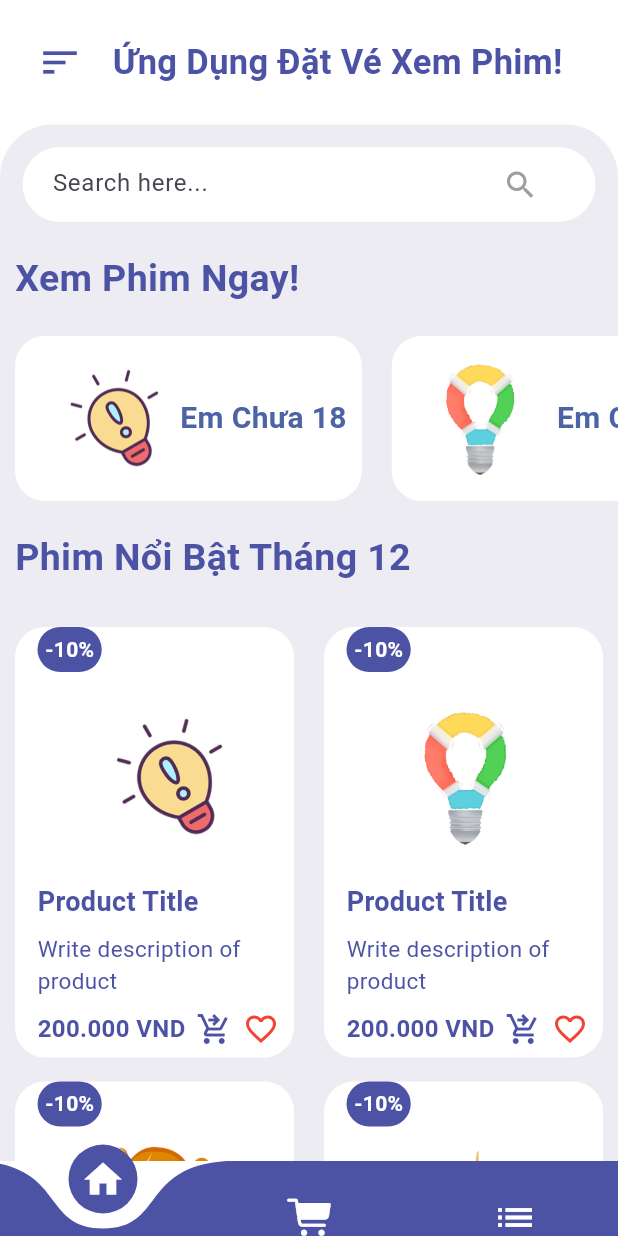
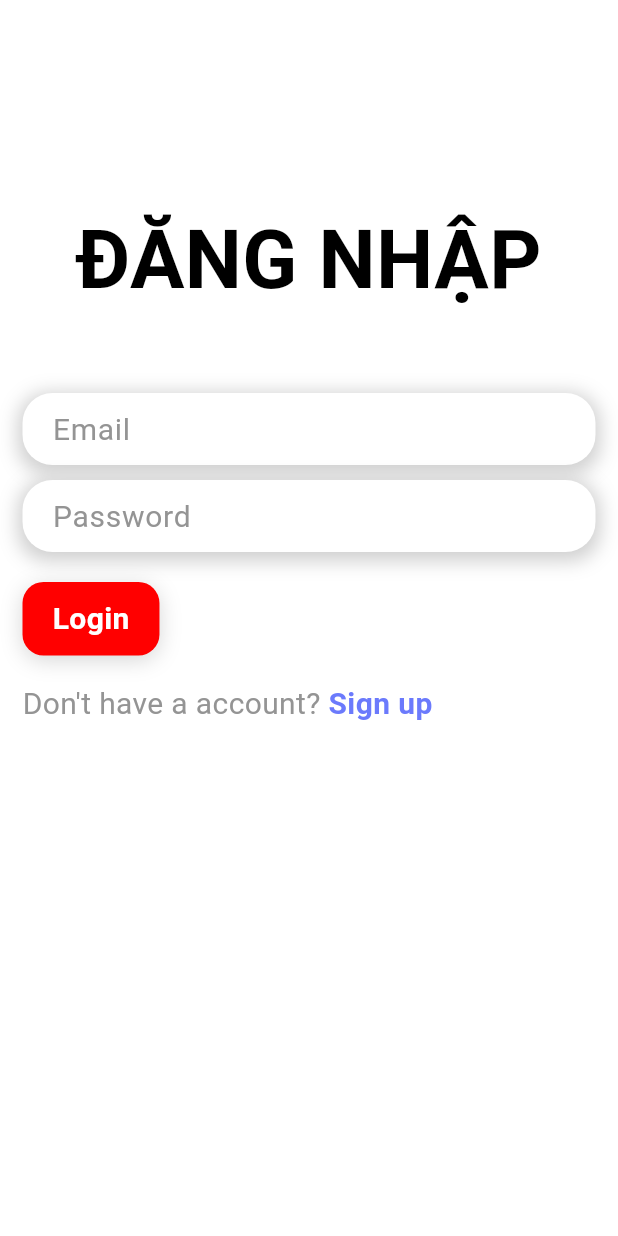
Before and after one commit to PhatDuc1/dackmobile, a Flutter app: the screen it shows after launch, on a phone screen of 412 x 824 dp. Run offline on Flutter 3.47's test engine with Material 3 defaults, Android fonts, the phone set to English and light mode, and no system bars; drawn by our look-alikes of curved_navigation_bar; our stand-ins replace flutter_rating_bar, get; missing offline and left inert: clippy_flutter; Roboto replaces fonts that are missing (Poppins).

Commit message:
Them dnhap dki

```diff
--- a/analysis_options.yaml
+++ b/analysis_options.yaml
@@ -10,6 +10,7 @@
 analyzer:
   errors:
     prefer_const_constructors: ignore
+    prefer_typing_uninitialized_variables: ignore
 include: package:flutter_lints/flutter.yaml
 
 linter:
--- a/lib/main.dart
+++ b/lib/main.dart
@@ -1,24 +1,29 @@
 import 'package:dack_mobile/pages/Homepage.dart';
 import 'package:dack_mobile/pages/ItemPage.dart';
+import 'package:dack_mobile/routes.dart';
+import 'package:dack_mobile/screens/auth/login_screen.dart';
 import 'package:flutter/material.dart';
+import 'package:get/get_navigation/src/root/get_material_app.dart';
 
 void main() => runApp(MyApp());
 
 class MyApp extends StatelessWidget {
-  const MyApp({super.key});
+  const MyApp({Key? key}) : super(key: key);
 
   @override
   Widget build(BuildContext context) {
-    return MaterialApp(
+    return GetMaterialApp(
       debugShowCheckedModeBanner: false,
       theme: ThemeData(
         scaffoldBackgroundColor: Colors.white,
+        fontFamily: "Poppins",
       ),
       routes: {
-        "/": (context) => HomePage(),
 
         "itemPage": (context) => ItemPage(),
       },
+      initialRoute: GetRoutes.login,
+      getPages: GetRoutes.routes,
     );
   }
 }
--- a/lib/pages/HomePage.dart
+++ b/lib/pages/HomePage.dart
@@ -44,7 +44,7 @@ class HomePage extends StatelessWidget {
                         child: TextFormField(
                           decoration: InputDecoration(
                             border: InputBorder.none,
-                            hintText: "Search here...",
+                            hintText: "Tìm kiếm...",
                           ),
                         ),
                       ),
--- /dev/null
+++ b/lib/routes.dart
@@ -0,0 +1,22 @@
+import 'package:dack_mobile/pages/Homepage.dart';
+import 'package:dack_mobile/screens/auth/login_screen.dart';
+import 'package:dack_mobile/screens/auth/signup_screen.dart';
+import 'package:get/get_navigation/get_navigation.dart';
+
+class GetRoutes{
+  static const String login="/login";
+  static const String sigup="/sigup";
+  static const String home="/home";
+
+  static List<GetPage> routes = [
+    GetPage(name: GetRoutes.login,
+    page: () => LoginScreen()
+    ),
+    GetPage(name: GetRoutes.sigup,
+    page: () => SignupScreen()
+    ),
+    GetPage(name: GetRoutes.home,
+    page: () => HomePage()
+    ),
+  ];
+}
--- /dev/null
+++ b/lib/screens/auth/login_screen.dart
@@ -0,0 +1,86 @@
+import 'package:dack_mobile/routes.dart';
+import 'package:dack_mobile/widgets/custom_bottom.dart';
+import 'package:dack_mobile/widgets/custom_textfield.dart';
+import 'package:flutter/gestures.dart';
+import 'package:flutter/material.dart';
+import 'package:get/get_core/get_core.dart';
+import 'package:get/get_navigation/get_navigation.dart';
+
+class LoginScreen extends StatelessWidget{
+  const LoginScreen({Key? key}) : super(key: key);
+
+  @override
+  Widget build(BuildContext context) {
+    return Scaffold(
+      body: Padding(
+        padding: const EdgeInsets.all(15.0),
+        child: SingleChildScrollView(
+          child:  Column(
+            crossAxisAlignment: CrossAxisAlignment.start,
+            children:[
+             SizedBox(height: 120),
+               Align(
+                alignment: Alignment.center,
+                 child: Text(
+                  'ĐĂNG NHẬP',
+                  style: TextStyle(
+
+                    fontSize: 54,
+                    color: Color(0xff000000),
+                    fontWeight: FontWeight.w600,
+                  ),
+                               ),
+               ),
+              SizedBox(height: 50,),
+              CustomTextField(
+                hint: 'Email',
+              ),
+              SizedBox(height: 10,),
+              CustomTextField(
+                hint: 'Password',
+                obscureText: true,
+              ),
+              SizedBox(height: 20,
+              ),
+              CustomBottom(label: "Login",
+              onPressed: (){
+                Get.toNamed(GetRoutes.home);
+              },
+              ),
+              SizedBox(height: 20,
+              ),
+
+            Text.rich(
+              TextSpan(
+                style: TextStyle(
+                  fontFamily: 'Poppins',
+                  fontSize: 20,
+                  color: Color(0xff949494),
+                ),
+                children:  [
+                  TextSpan(
+                    text: 'Don\'t have a account? ',
+                  ),
+                  TextSpan(
+                    text: 'Sign up',
+                    recognizer: TapGestureRecognizer()..onTap=(){
+                      Get.toNamed(GetRoutes.sigup);
+                    },
+                    style: TextStyle(
+                      color: Color(0xff6b7afc),
+                      fontWeight: FontWeight.w600,
+                    ),
+                  ),
+                ],
+              ),
+              textHeightBehavior:
+                TextHeightBehavior(applyHeightToFirstAscent: false),
+              softWrap: false,
+            ),
+            ],
+          ),
+        ),
+      )
+    );
+  }
+}
--- /dev/null
+++ b/lib/utils/baseurl.dart
@@ -0,0 +1 @@
+const String baseurl = "http://192.168.1.2/todos/";
--- a/lib/widgets/ItemAppBar.dart
+++ b/lib/widgets/ItemAppBar.dart
@@ -2,6 +2,7 @@ import 'package:flutter/material.dart';
 
 class ItemAppBar extends StatelessWidget{
   @override
+
   Widget build(BuildContext context) {
     return Container(
       color: Colors.white,
--- /dev/null
+++ b/lib/widgets/custom_bottom.dart
@@ -0,0 +1,44 @@
+import 'package:flutter/material.dart';
+
+class CustomBottom extends StatelessWidget {
+  const CustomBottom({Key?key, required this.label, required this.onPressed
+  }):super(key:key);
+
+  final String label;
+  final Function onPressed;
+
+  @override
+  Widget build(BuildContext context) {
+    return InkWell(
+      onTap: (){
+        onPressed();
+      },
+      child: Container(
+                padding: EdgeInsets.symmetric(vertical: 10, horizontal: 20),
+                decoration: BoxDecoration(
+                  color: Color(0xffff0000),
+                  borderRadius: BorderRadius.circular(14.0),
+                  boxShadow: [
+                    BoxShadow(
+                      color: Color(0x29000000),
+                      offset: Offset(0, 3),
+                      blurRadius: 12,
+                    ),
+                  ],
+                ),
+
+                child: Text(
+                  label,
+                  style: TextStyle(
+                    fontFamily: 'Poppins',
+                    fontSize: 20,
+                    color: Color(0xffffffff),
+                    fontWeight: FontWeight.w600,
+                  ),
+                ),
+
+
+      ),
+    );
+  }
+}
--- /dev/null
+++ b/lib/widgets/custom_textfield.dart
@@ -0,0 +1,55 @@
+import 'package:flutter/material.dart';
+
+class CustomTextField extends StatelessWidget {
+  const CustomTextField({
+  Key? key,
+  required this.hint,
+  this.obscureText = false,
+  this.controller,
+  this.keyboardType = TextInputType.text
+  }): super(key: key);
+
+  final String hint;
+  final bool obscureText;
+  final TextEditingController? controller;
+  final TextInputType keyboardType;
+
+
+  @override
+  Widget build(BuildContext context) {
+    return Container(
+child: Container(
+                          padding: EdgeInsets.symmetric(horizontal: 20),
+                          decoration: BoxDecoration(
+                            color: Colors.white,
+                            borderRadius: BorderRadius.circular(20),
+                            boxShadow: [
+                              BoxShadow(
+                                color: Colors.grey.withOpacity(0.5),
+                                spreadRadius: 3,
+                                blurRadius: 10,
+                                offset: Offset(0, 3),
+                              ),
+                            ],
+                          ),
+                          child: TextFormField(
+                            controller: controller,
+                            obscureText: obscureText,
+                            keyboardType: keyboardType,
+
+                            decoration: InputDecoration(
+                            border: InputBorder.none,
+                            hintText: hint,
+                            hintStyle: const TextStyle(
+                            fontFamily: 'Poppins',
+                            fontSize: 20,
+                            color: Color(0xff949494),
+                          ),
+                          ),
+                          ),
+
+
+                        ),
+    );
+  }
+}
```
Also changed, not shown: lib/controller/signup_controller.dart (added, +92 -0 lines), lib/screens/auth/signup_screen.dart (added, +127 -0 lines), lib/utils/custom_snackbar.dart (added, +15 -0 lines), lib/widgets/Loader.dart (added, +10 -0 lines), lib/widgets/custom_search.dart (added, +44 -0 lines), pubspec.yaml (+8 -3 lines), pubspec.lock.
